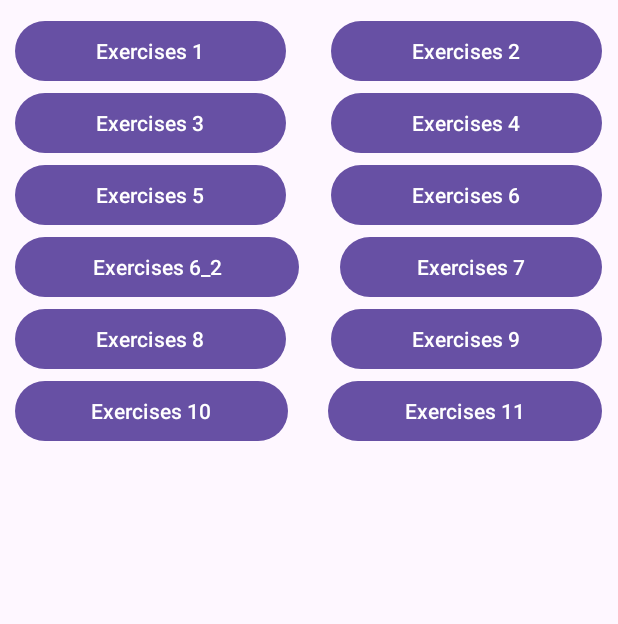
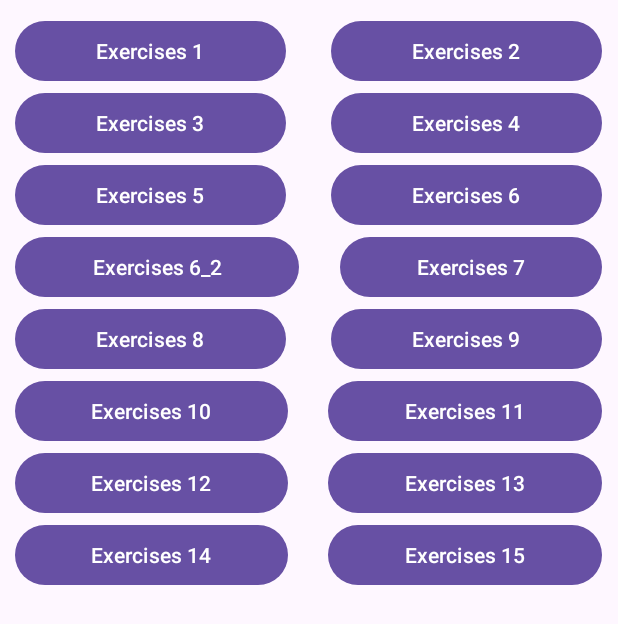
Before and after one commit to shinnosuke14202/sun-android-course, an Android app: the screen it shows after launch (MainActivity), on a phone screen of 412 x 824 dp. Shown: the top 624 px of the screen. Run offline under Robolectric (Android 15) with nearby library versions, the light colour scheme and no system bars.

Commit message:
added exercise 12

```diff
--- a/app/src/main/AndroidManifest.xml
+++ b/app/src/main/AndroidManifest.xml
@@ -3,6 +3,7 @@
     xmlns:tools="http://schemas.android.com/tools">
 
     <uses-permission android:name="android.permission.INTERNET" />
+    <uses-permission android:name="android.permission.READ_CONTACTS"/>
 
     <application
         android:allowBackup="true"
@@ -14,6 +15,9 @@
         android:supportsRtl="true"
         android:theme="@style/Theme.SunCourse"
         tools:targetApi="31">
+        <activity
+            android:name=".content_provider.ContentProviderActivity"
+            android:exported="false" />
         <activity
             android:name=".shared_preferences.SharedPreferencesActivity"
             android:exported="false" />
--- a/app/src/main/java/com/example/suncourse/MainActivity.kt
+++ b/app/src/main/java/com/example/suncourse/MainActivity.kt
@@ -5,6 +5,7 @@ import android.os.Bundle
 import androidx.appcompat.app.AppCompatActivity
 import com.example.suncourse.activities_and_intents.E1MainActivity
 import com.example.suncourse.broadcast.BroadcastActivity
+import com.example.suncourse.content_provider.ContentProviderActivity
 import com.example.suncourse.databinding.ActivityMainBinding
 import com.example.suncourse.drawable_styles_themes.E5Activity
 import com.example.suncourse.fragment_lifecycle.FragmentE4Activity
@@ -74,6 +75,10 @@ class MainActivity : AppCompatActivity() {
                 val intent = Intent(this@MainActivity, SharedPreferencesActivity::class.java)
                 startActivity(intent)
             }
+            btnHW12.setOnClickListener {
+                val intent = Intent(this@MainActivity, ContentProviderActivity::class.java)
+                startActivity(intent)
+            }
         }
     }
 
--- /dev/null
+++ b/app/src/main/java/com/example/suncourse/content_provider/ContactItem.kt
@@ -0,0 +1,5 @@
+package com.example.suncourse.content_provider
+
+import android.net.Uri
+
+data class ContactItem(val name : String, val phoneNumber : String, val avatar : Uri?)
--- /dev/null
+++ b/app/src/main/res/drawable/baseline_local_phone_24.xml
@@ -0,0 +1,5 @@
+<vector xmlns:android="http://schemas.android.com/apk/res/android" android:height="24dp" android:tint="#000000" android:viewportHeight="24" android:viewportWidth="24" android:width="24dp">
+
+    <path android:fillColor="@android:color/white" android:pathData="M6.62,10.79c1.44,2.83 3.76,5.14 6.59,6.59l2.2,-2.2c0.27,-0.27 0.67,-0.36 1.02,-0.24 1.12,0.37 2.33,0.57 3.57,0.57 0.55,0 1,0.45 1,1V20c0,0.55 -0.45,1 -1,1 -9.39,0 -17,-7.61 -17,-17 0,-0.55 0.45,-1 1,-1h3.5c0.55,0 1,0.45 1,1 0,1.25 0.2,2.45 0.57,3.57 0.11,0.35 0.03,0.74 -0.25,1.02l-2.2,2.2z"/>
+
+</vector>
--- /dev/null
+++ b/app/src/main/res/drawable/baseline_person_24.xml
@@ -0,0 +1,5 @@
+<vector xmlns:android="http://schemas.android.com/apk/res/android" android:height="24dp" android:tint="#000000" android:viewportHeight="24" android:viewportWidth="24" android:width="24dp">
+
+    <path android:fillColor="@android:color/white" android:pathData="M12,12c2.21,0 4,-1.79 4,-4s-1.79,-4 -4,-4 -4,1.79 -4,4 1.79,4 4,4zM12,14c-2.67,0 -8,1.34 -8,4v2h16v-2c0,-2.66 -5.33,-4 -8,-4z"/>
+
+</vector>
--- /dev/null
+++ b/app/src/main/res/drawable/baseline_star_24.xml
@@ -0,0 +1,5 @@
+<vector xmlns:android="http://schemas.android.com/apk/res/android" android:height="24dp" android:tint="#000000" android:viewportHeight="24" android:viewportWidth="24" android:width="24dp">
+
+    <path android:fillColor="@android:color/white" android:pathData="M12,17.27L18.18,21l-1.64,-7.03L22,9.24l-7.19,-0.61L12,2 9.19,8.63 2,9.24l5.46,4.73L5.82,21z"/>
+
+</vector>
--- /dev/null
+++ b/app/src/main/res/drawable/circle_bg.xml
@@ -0,0 +1,5 @@
+<?xml version="1.0" encoding="utf-8"?>
+<shape xmlns:android="http://schemas.android.com/apk/res/android"
+    android:shape="oval">
+    <solid android:color="#A1A1A1"/>
+</shape>
--- a/app/src/main/res/layout/activity_main.xml
+++ b/app/src/main/res/layout/activity_main.xml
@@ -165,5 +165,57 @@
 
     </LinearLayout>
 
+    <LinearLayout
+        android:layout_width="match_parent"
+        android:layout_height="wrap_content"
+        android:orientation="horizontal">
+
+        <Button
+            android:id="@+id/btnHW12"
+            android:layout_width="wrap_content"
+            android:layout_height="wrap_content"
+            android:layout_weight="0.4"
+            android:text="Exercises 12"/>
+
+        <Space
+            android:layout_width="wrap_content"
+            android:layout_height="wrap_content"
+            android:layout_weight="0.2"/>
+
+        <Button
+            android:id="@+id/btnHW13"
+            android:layout_width="wrap_content"
+            android:layout_height="wrap_content"
+            android:layout_weight="0.4"
+            android:text="Exercises 13"/>
+
+    </LinearLayout>
+
+    <LinearLayout
+        android:layout_width="match_parent"
+        android:layout_height="wrap_content"
+        android:orientation="horizontal">
+
+        <Button
+            android:id="@+id/btnHW14"
+            android:layout_width="wrap_content"
+            android:layout_height="wrap_content"
+            android:layout_weight="0.4"
+            android:text="Exercises 14"/>
+
+        <Space
+            android:layout_width="wrap_content"
+            android:layout_height="wrap_content"
+            android:layout_weight="0.2"/>
+
+        <Button
+            android:id="@+id/btnHW15"
+            android:layout_width="wrap_content"
+            android:layout_height="wrap_content"
+            android:layout_weight="0.4"
+            android:text="Exercises 15"/>
+
+    </LinearLayout>
+
 
 </LinearLayout>
```
Also changed, not shown: app/src/main/java/com/example/suncourse/content_provider/ContactAdapter.kt (added, +37 -0 lines), app/src/main/java/com/example/suncourse/content_provider/ContentProviderActivity.kt (added, +77 -0 lines), app/src/main/res/layout/activity_content_provider.xml (added, +15 -0 lines), app/src/main/res/layout/item_contact.xml (added, +87 -0 lines).
